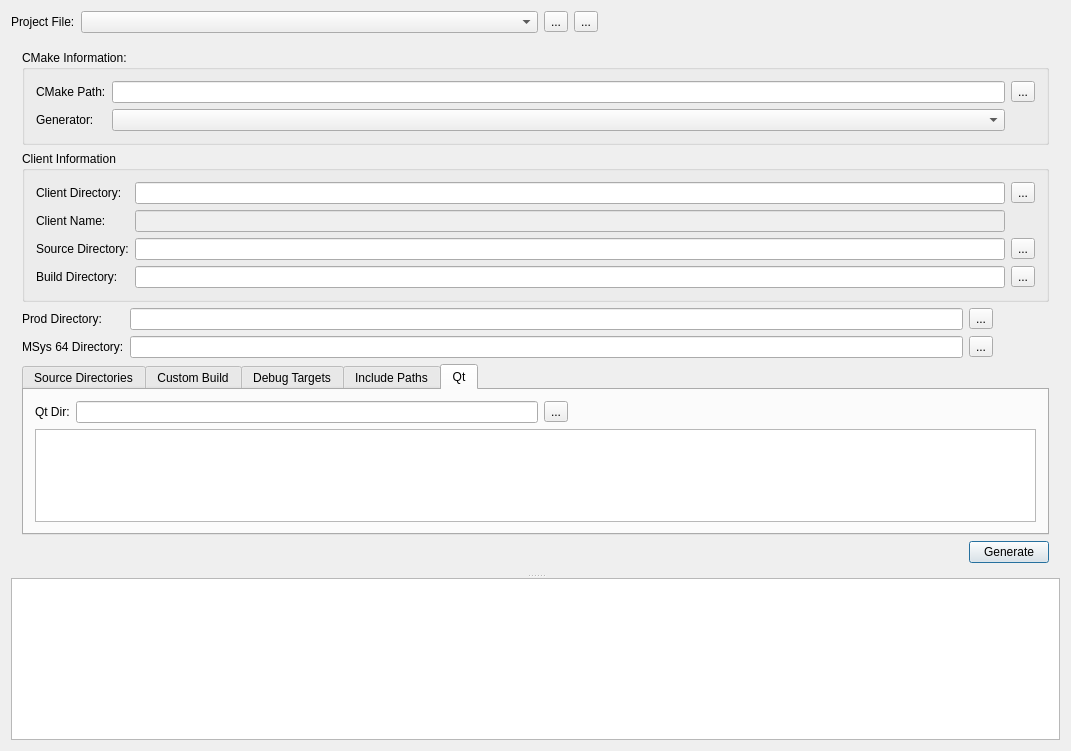
This is MainWindow/MainWindow.ui in towel42-com/vsprojmaker as Qt 5 draws it before an edit. The edited form follows.
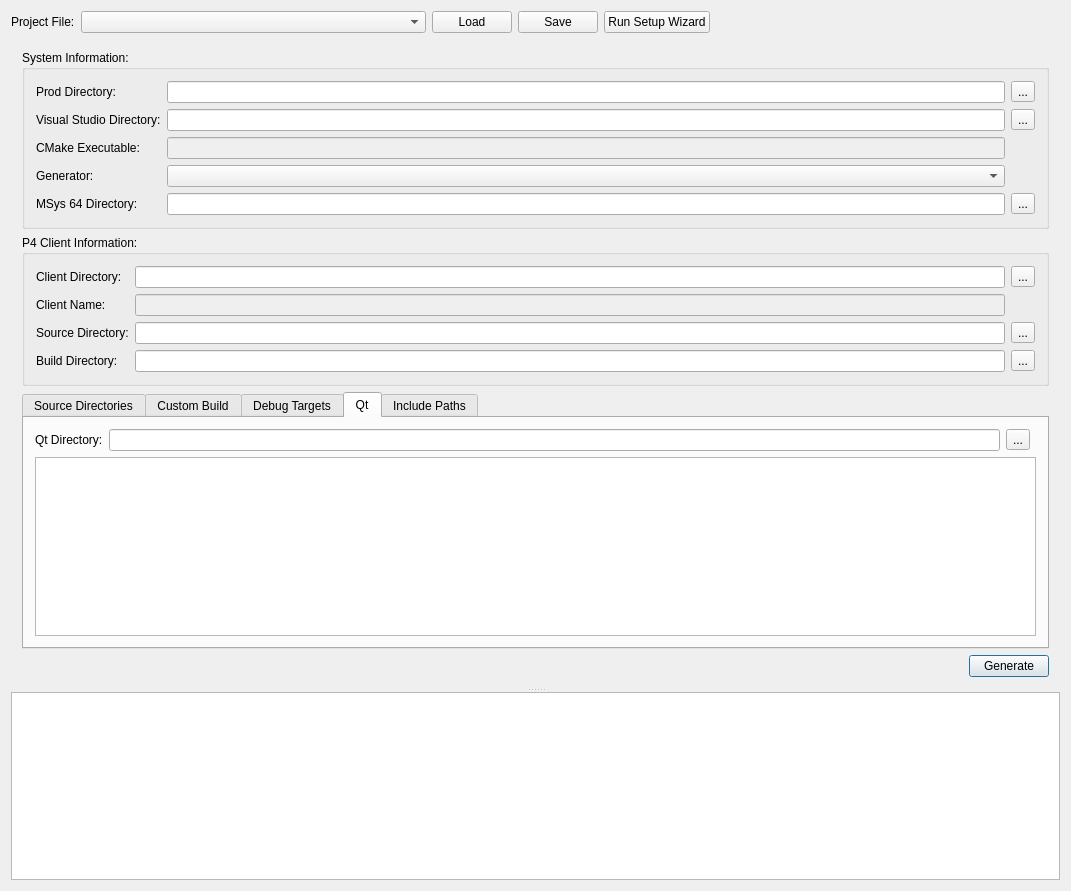
This is the edited form. The open tabs and pages were chosen to show the change. Icons and pictures are not drawn.

```diff
--- a/MainWindow/MainWindow.ui
+++ b/MainWindow/MainWindow.ui
@@ -7,7 +7,7 @@
     <x>0</x>
     <y>0</y>
     <width>1071</width>
-    <height>751</height>
+    <height>891</height>
    </rect>
   </property>
   <property name="minimumSize">
@@ -27,31 +27,17 @@
      </property>
     </widget>
    </item>
-   <item row="0" column="3">
-    <widget class="QToolButton" name="saveProjectFileBtn">
-     <property name="text">
-      <string>...</string>
-     </property>
-     <property name="icon">
-      <iconset resource="application.qrc">
-       <normaloff>:/resources/download.png</normaloff>:/resources/download.png</iconset>
+   <item row="0" column="1">
+    <widget class="QComboBox" name="projectFile">
+     <property name="sizePolicy">
+      <sizepolicy hsizetype="MinimumExpanding" vsizetype="Fixed">
+       <horstretch>0</horstretch>
+       <verstretch>0</verstretch>
+      </sizepolicy>
      </property>
     </widget>
    </item>
-   <item row="0" column="4">
-    <spacer name="horizontalSpacer_6">
-     <property name="orientation">
-      <enum>Qt::Horizontal</enum>
-     </property>
-     <property name="sizeHint" stdset="0">
-      <size>
-       <width>40</width>
-       <height>20</height>
-      </size>
-     </property>
-    </spacer>
-   </item>
-   <item row="1" column="0" colspan="5">
+   <item row="1" column="0" colspan="6">
     <widget class="QSplitter" name="splitter">
      <property name="orientation">
       <enum>Qt::Vertical</enum>
@@ -61,7 +47,7 @@
        <item row="1" column="0" colspan="3">
         <widget class="QGroupBox" name="groupBox_2">
          <property name="title">
-          <string>Client Information</string>
+          <string>P4 Client Information:</string>
          </property>
          <layout class="QGridLayout" name="gridLayout">
           <item row="2" column="2">
@@ -160,21 +146,14 @@
          </property>
         </spacer>
        </item>
-       <item row="2" column="0">
-        <widget class="QLabel" name="label_12">
-         <property name="text">
-          <string>Prod Directory:</string>
-         </property>
-        </widget>
-       </item>
-       <item row="2" column="1">
-        <widget class="QLineEdit" name="prodDir"/>
-       </item>
-       <item row="3" column="1">
-        <widget class="QLineEdit" name="msys64Dir"/>
-       </item>
        <item row="5" column="2">
         <widget class="QPushButton" name="generateBtn">
+         <property name="sizePolicy">
+          <sizepolicy hsizetype="Maximum" vsizetype="Fixed">
+           <horstretch>0</horstretch>
+           <verstretch>0</verstretch>
+          </sizepolicy>
+         </property>
          <property name="text">
           <string>Generate</string>
          </property>
@@ -184,24 +163,6 @@
          </property>
         </widget>
        </item>
-       <item row="3" column="0">
-        <widget class="QLabel" name="label_13">
-         <property name="text">
-          <string>MSys 64 Directory:</string>
-         </property>
-        </widget>
-       </item>
-       <item row="3" column="2">
-        <widget class="QToolButton" name="msys64DirBtn">
-         <property name="text">
-          <string>...</string>
-         </property>
-         <property name="icon">
-          <iconset resource="application.qrc">
-           <normaloff>:/resources/open.png</normaloff>:/resources/open.png</iconset>
-         </property>
-        </widget>
-       </item>
        <item row="4" column="0" colspan="3">
         <widget class="QTabWidget" name="tabWidget">
          <property name="currentIndex">
@@ -299,6 +260,37 @@
            </item>
           </layout>
          </widget>
+         <widget class="QWidget" name="tab_5">
+          <attribute name="title">
+           <string>Qt</string>
+          </attribute>
+          <layout class="QGridLayout" name="gridLayout_8">
+           <item row="0" column="1">
+            <widget class="QLineEdit" name="qtDir"/>
+           </item>
+           <item row="0" column="2">
+            <widget class="QToolButton" name="qtDirBtn">
+             <property name="text">
+              <string>...</string>
+             </property>
+             <property name="icon">
+              <iconset resource="MainWindow.qrc">
+               <normaloff>:/resources/open.png</normaloff>:/resources/open.png</iconset>
+             </property>
+            </widget>
+           </item>
+           <item row="0" column="0">
+            <widget class="QLabel" name="label_5">
+             <property name="text">
+              <string>Qt Directory:</string>
+             </property>
+            </widget>
+           </item>
+           <item row="1" column="0" colspan="4">
+            <widget class="QListView" name="qtLibs"/>
+           </item>
+          </layout>
+         </widget>
          <widget class="QWidget" name="tab_2">
           <attribute name="title">
            <string>Include Paths</string>
@@ -340,77 +332,92 @@
            </item>
           </layout>
          </widget>
-         <widget class="QWidget" name="tab_5">
-          <attribute name="title">
-           <string>Qt</string>
-          </attribute>
-          <layout class="QGridLayout" name="gridLayout_8">
-           <item row="0" column="1">
-            <widget class="QLineEdit" name="qtDir"/>
-           </item>
-           <item row="0" column="2">
-            <widget class="QToolButton" name="qtDirBtn">
-             <property name="text">
-              <string>...</string>
-             </property>
-             <property name="icon">
-              <iconset resource="application.qrc">
-               <normaloff>:/resources/open.png</normaloff>:/resources/open.png</iconset>
-             </property>
-            </widget>
-           </item>
-           <item row="0" column="0">
-            <widget class="QLabel" name="label_5">
-             <property name="text">
-              <string>Qt Dir:</string>
-             </property>
-            </widget>
-           </item>
-           <item row="0" column="3">
-            <spacer name="horizontalSpacer_5">
-             <property name="orientation">
-              <enum>Qt::Horizontal</enum>
-             </property>
-             <property name="sizeHint" stdset="0">
-              <size>
-               <width>40</width>
-               <height>20</height>
-              </size>
-             </property>
-            </spacer>
-           </item>
-           <item row="1" column="0" colspan="4">
-            <widget class="QListView" name="qtLibs"/>
-           </item>
-          </layout>
-         </widget>
         </widget>
        </item>
        <item row="0" column="0" colspan="3">
         <widget class="QGroupBox" name="groupBox">
          <property name="title">
-          <string>CMake Information:</string>
+          <string>System Information:</string>
          </property>
          <layout class="QGridLayout" name="gridLayout_5">
-          <item row="0" column="1">
-           <widget class="QLineEdit" name="cmakePath"/>
-          </item>
-          <item row="0" column="0">
+          <item row="2" column="0">
            <widget class="QLabel" name="label">
             <property name="text">
-             <string>CMake Path:</string>
+             <string>CMake Executable:</string>
             </property>
            </widget>
           </item>
-          <item row="1" column="0">
+          <item row="0" column="0">
+           <widget class="QLabel" name="label_12">
+            <property name="text">
+             <string>Prod Directory:</string>
+            </property>
+           </widget>
+          </item>
+          <item row="0" column="2">
+           <widget class="QToolButton" name="prodDirBtn">
+            <property name="text">
+             <string>...</string>
+            </property>
+            <property name="icon">
+             <iconset resource="MainWindow.qrc">
+              <normaloff>:/resources/open.png</normaloff>:/resources/open.png</iconset>
+            </property>
+           </widget>
+          </item>
+          <item row="4" column="2">
+           <widget class="QToolButton" name="msys64DirBtn">
+            <property name="text">
+             <string>...</string>
+            </property>
+            <property name="icon">
+             <iconset resource="MainWindow.qrc">
+              <normaloff>:/resources/open.png</normaloff>:/resources/open.png</iconset>
+            </property>
+           </widget>
+          </item>
+          <item row="3" column="1">
+           <widget class="QComboBox" name="generator"/>
+          </item>
+          <item row="4" column="0">
+           <widget class="QLabel" name="label_13">
+            <property name="text">
+             <string>MSys 64 Directory:</string>
+            </property>
+           </widget>
+          </item>
+          <item row="0" column="1">
+           <widget class="QLineEdit" name="prodDir"/>
+          </item>
+          <item row="4" column="1">
+           <widget class="QLineEdit" name="msys64Dir"/>
+          </item>
+          <item row="2" column="1">
+           <widget class="QLineEdit" name="cmakeExec">
+            <property name="enabled">
+             <bool>false</bool>
+            </property>
+           </widget>
+          </item>
+          <item row="3" column="0">
            <widget class="QLabel" name="label_2">
             <property name="text">
              <string>Generator:</string>
             </property>
            </widget>
           </item>
-          <item row="0" column="2">
-           <widget class="QToolButton" name="cmakePathBtn">
+          <item row="1" column="0">
+           <widget class="QLabel" name="label_14">
+            <property name="text">
+             <string>Visual Studio Directory:</string>
+            </property>
+           </widget>
+          </item>
+          <item row="1" column="1">
+           <widget class="QLineEdit" name="vsPath"/>
+          </item>
+          <item row="1" column="2">
+           <widget class="QToolButton" name="vsPathBtn">
             <property name="text">
              <string>...</string>
             </property>
@@ -420,23 +427,9 @@
             </property>
            </widget>
           </item>
-          <item row="1" column="1">
-           <widget class="QComboBox" name="generator"/>
-          </item>
          </layout>
         </widget>
        </item>
-       <item row="2" column="2">
-        <widget class="QToolButton" name="prodDirBtn">
-         <property name="text">
-          <string>...</string>
-         </property>
-         <property name="icon">
-          <iconset resource="application.qrc">
-           <normaloff>:/resources/open.png</normaloff>:/resources/open.png</iconset>
-         </property>
-        </widget>
-       </item>
       </layout>
      </widget>
      <widget class="QPlainTextEdit" name="log">
@@ -446,20 +439,34 @@
      </widget>
     </widget>
    </item>
-   <item row="0" column="1">
-    <widget class="QComboBox" name="projectFile">
-     <property name="sizePolicy">
-      <sizepolicy hsizetype="MinimumExpanding" vsizetype="Fixed">
-       <horstretch>0</horstretch>
-       <verstretch>0</verstretch>
-      </sizepolicy>
+   <item row="0" column="5">
+    <spacer name="horizontalSpacer_6">
+     <property name="orientation">
+      <enum>Qt::Horizontal</enum>
+     </property>
+     <property name="sizeHint" stdset="0">
+      <size>
+       <width>40</width>
+       <height>20</height>
+      </size>
+     </property>
+    </spacer>
+   </item>
+   <item row="0" column="4">
+    <widget class="QPushButton" name="runWizardBtn">
+     <property name="text">
+      <string>Run Setup Wizard</string>
+     </property>
+     <property name="icon">
+      <iconset resource="MainWindow.qrc">
+       <normaloff>:/resources/wizard.png</normaloff>:/resources/wizard.png</iconset>
      </property>
     </widget>
    </item>
    <item row="0" column="2">
-    <widget class="QToolButton" name="openProjectFileBtn">
+    <widget class="QPushButton" name="openProjectFileBtn">
      <property name="text">
-      <string>...</string>
+      <string>Load</string>
      </property>
      <property name="icon">
       <iconset resource="application.qrc">
@@ -467,6 +474,17 @@
      </property>
     </widget>
    </item>
+   <item row="0" column="3">
+    <widget class="QPushButton" name="saveProjectFileBtn">
+     <property name="text">
+      <string>Save</string>
+     </property>
+     <property name="icon">
+      <iconset resource="MainWindow.qrc">
+       <normaloff>:/resources/download.png</normaloff>:/resources/download.png</iconset>
+     </property>
+    </widget>
+   </item>
   </layout>
  </widget>
  <layoutdefault spacing="6" margin="11"/>
```
Left out of the diff: 45 changed lines with no effect on the pictures.
